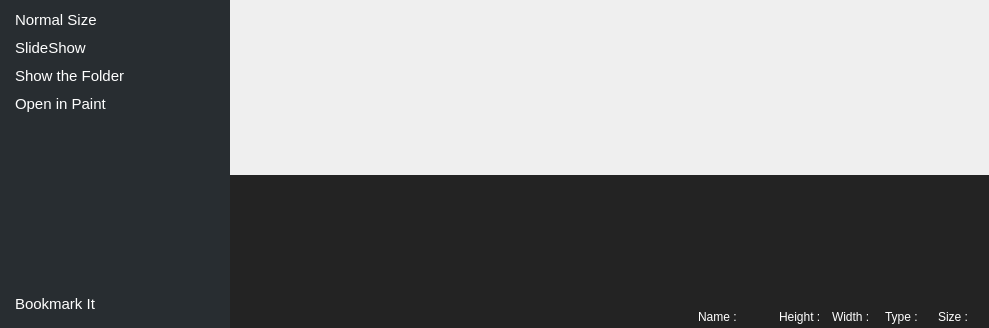
Before: the Qt Designer form app/coreimage/coreimage.ui in rahmanshaber/corebox, drawn with Qt 5; both pictures show x 0 to 989 and y 331 to 659 of the 989 by 659 pixel window.
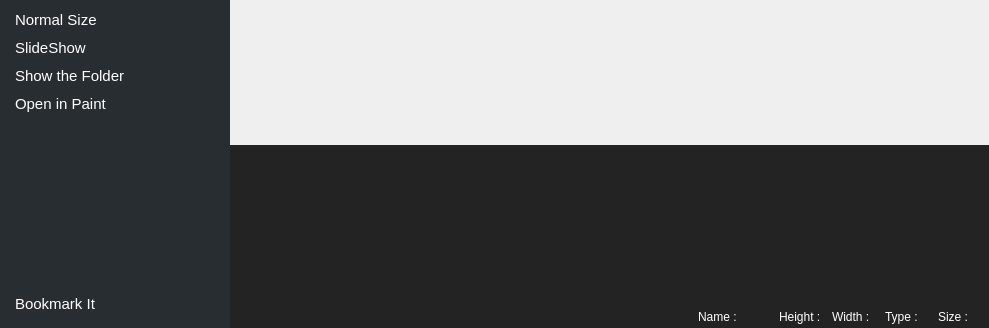
After: the same form once the commit is applied. Icons and pictures are not drawn.

The edit to the form file:
```diff
--- a/app/coreimage/coreimage.ui
+++ b/app/coreimage/coreimage.ui
@@ -719,7 +719,7 @@
         <property name="geometry">
          <rect>
           <x>102</x>
-          <y>29</y>
+          <y>14</y>
           <width>553</width>
           <height>446</height>
          </rect>
@@ -735,7 +735,7 @@
        <property name="maximumSize">
         <size>
          <width>16777215</width>
-         <height>130</height>
+         <height>160</height>
         </size>
        </property>
        <property name="font">
@@ -747,38 +747,45 @@
         <string>Thumbnail View</string>
        </property>
        <property name="styleSheet">
-        <string notr="true">QWidget{
+        <string notr="true">QListView{
 background-color: #232323;
-border: 1px rgb(0, 0, 0);
-padding: 10px 5px 5px 5px;
+padding:5px 5px 5px 5px;
 }
 
-
-QScrollBar::groove {
+QScrollBar::horizontal {
     background: red;
     position: absolute;
-    left: 4px; right: 4px;
 }
 
-QScrollBar::handle {
-   background: white;
-    height:10px;
+QScrollBar::handle:horizontal {
+   background: #363941;
+   height:10px;
 }
 
-QScrollBar::add-page {
-    background: #172027;
+QScrollBar::add-page:horizontal {
+    background: #232323;
 }
 
-QScrollBar::sub-page{
-    background: #172027;
-}</string>
+QScrollBar::sub-page:horizontal {
+    background: #232323;
+}
+</string>
        </property>
        <property name="frameShape">
         <enum>QFrame::NoFrame</enum>
        </property>
+       <property name="frameShadow">
+        <enum>QFrame::Plain</enum>
+       </property>
        <property name="verticalScrollBarPolicy">
+        <enum>Qt::ScrollBarAlwaysOff</enum>
+       </property>
+       <property name="horizontalScrollBarPolicy">
         <enum>Qt::ScrollBarAsNeeded</enum>
        </property>
+       <property name="sizeAdjustPolicy">
+        <enum>QAbstractScrollArea::AdjustToContents</enum>
+       </property>
        <property name="autoScroll">
         <bool>true</bool>
        </property>
@@ -832,7 +839,7 @@
        </property>
        <property name="gridSize">
         <size>
-         <width>130</width>
+         <width>150</width>
          <height>130</height>
         </size>
        </property>
```
